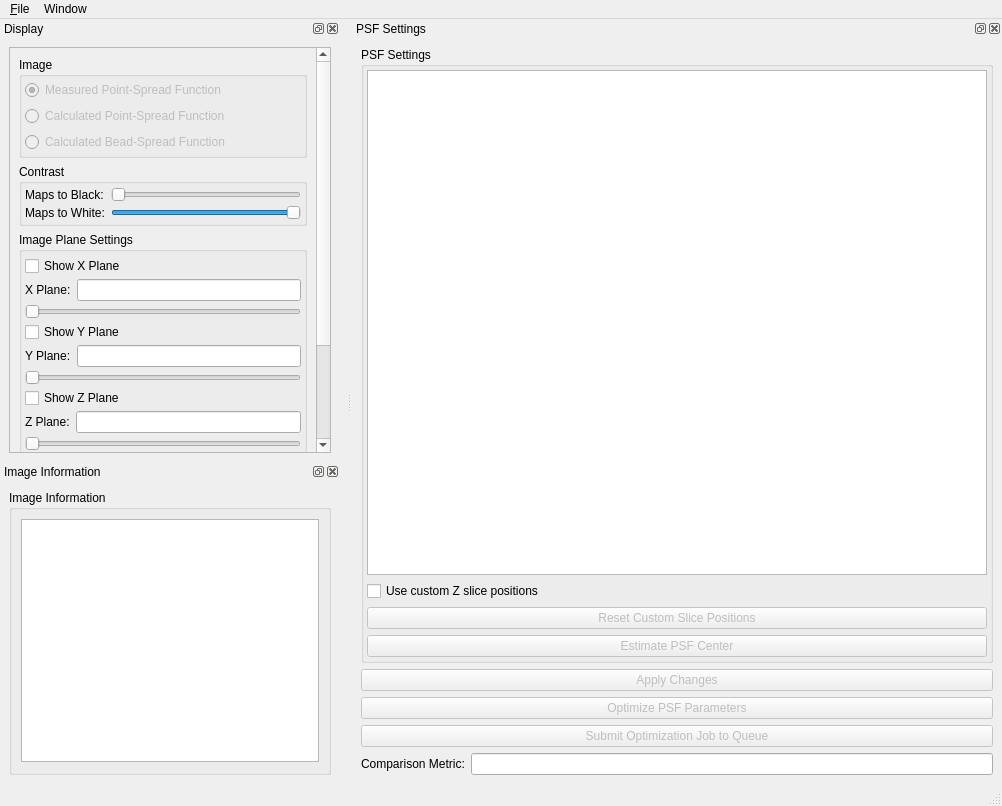
The window that apps/VisualPSFOptimizer/VisualPSFOptimizer.ui (CISMM/PSFEstimator) describes before a commit, drawn with Qt 5.
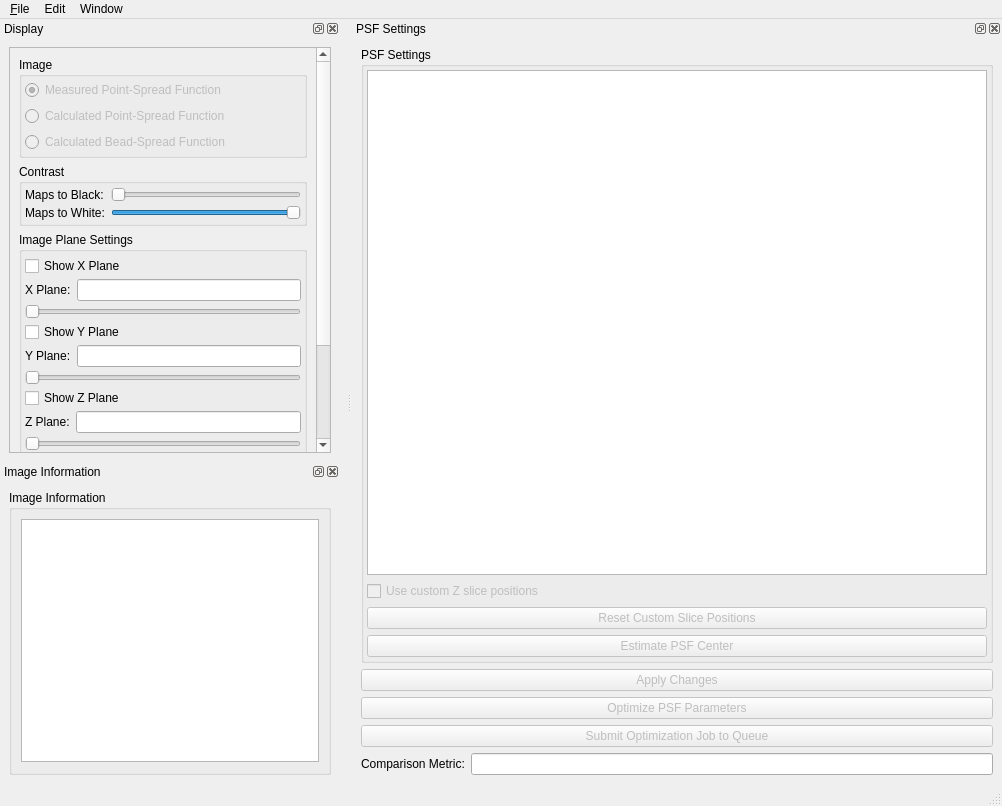
The same window after the commit. Custom widgets are drawn as their Qt base class.

```diff
--- a/apps/VisualPSFOptimizer/VisualPSFOptimizer.ui
+++ b/apps/VisualPSFOptimizer/VisualPSFOptimizer.ui
@@ -72,7 +72,7 @@
      <x>0</x>
      <y>0</y>
      <width>1002</width>
-     <height>22</height>
+     <height>26</height>
     </rect>
    </property>
    <widget class="QMenu" name="menuFile">
@@ -100,7 +100,15 @@
     <addaction name="actionShowImageInformation"/>
     <addaction name="actionShowPSFSettings"/>
    </widget>
+   <widget class="QMenu" name="menuEdit">
+    <property name="title">
+     <string>Edit</string>
+    </property>
+    <addaction name="actionCopy"/>
+    <addaction name="actionPaste"/>
+   </widget>
    <addaction name="menuFile"/>
+   <addaction name="menuEdit"/>
    <addaction name="menuWindows"/>
   </widget>
   <widget class="QDockWidget" name="displayDockWidget">
@@ -741,6 +749,9 @@
         </item>
         <item>
          <widget class="QCheckBox" name="useCustomZSlicePositions">
+          <property name="enabled">
+           <bool>false</bool>
+          </property>
           <property name="text">
            <string>Use custom Z slice positions</string>
           </property>
```
Left out of the diff: 24 changed lines with no effect on the pictures.
